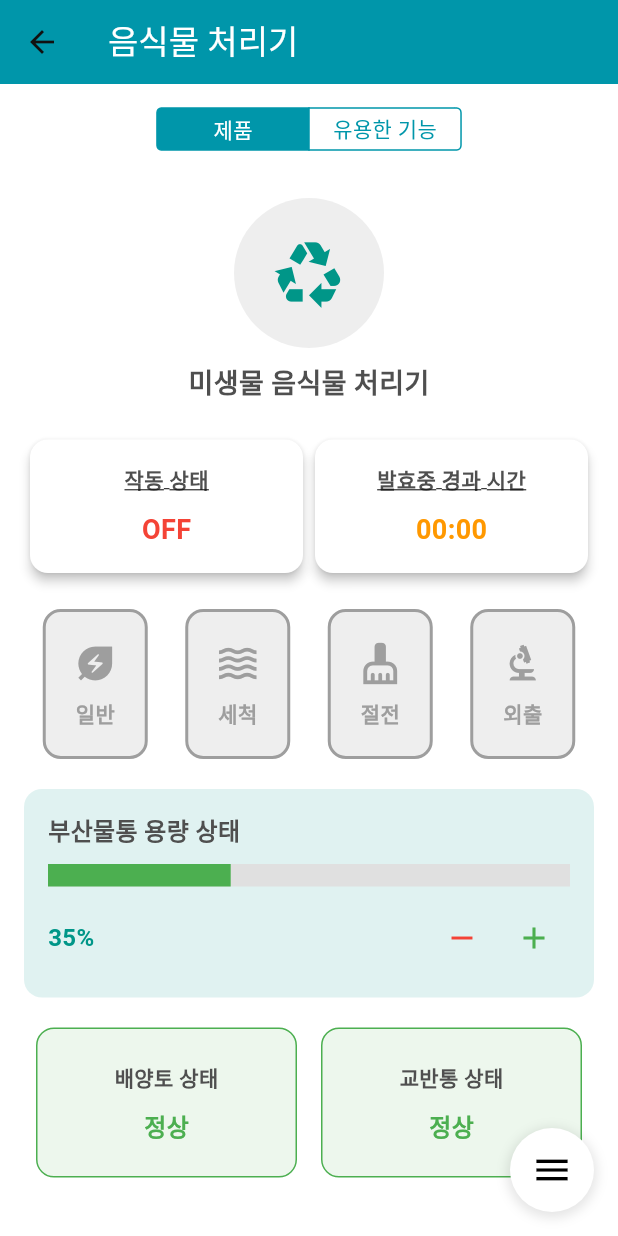
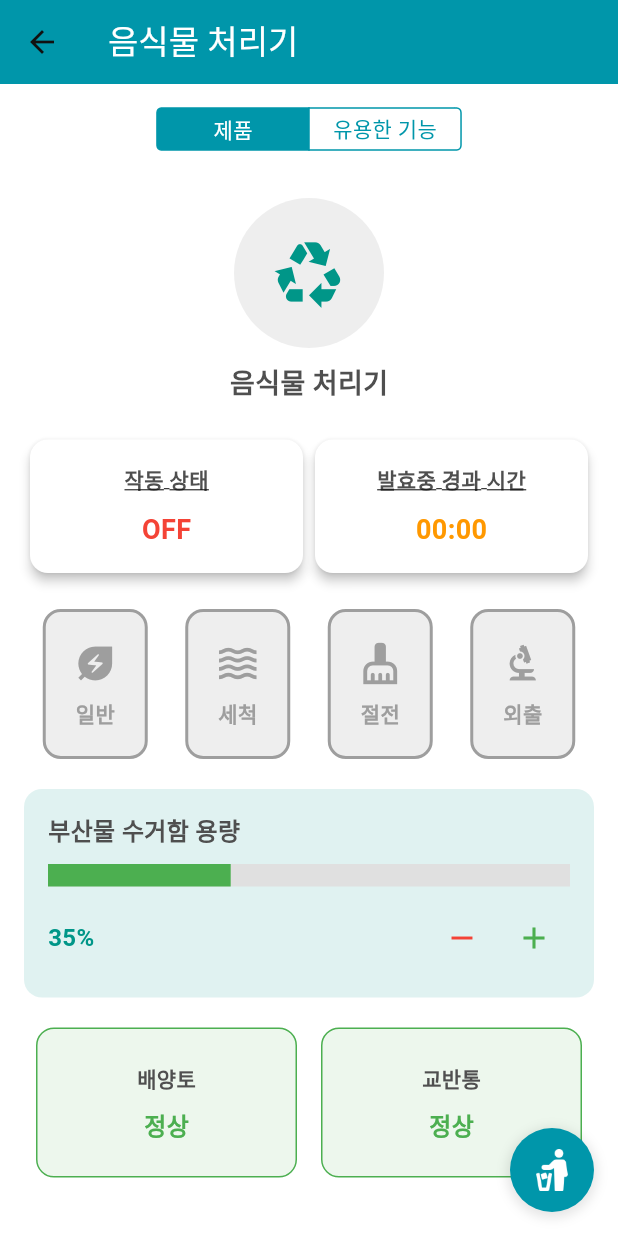
Before and after one commit to 5MinHaAll/5minha_lg-newzen, a Flutter app: the DeviceOn screen opened directly, on a phone screen of 412 x 824 dp. Run offline on Flutter 3.47's test engine with Material 3 defaults, Android fonts, the phone set to English and light mode, and no system bars; our stand-ins replace camera, firebase_auth, firebase_core, google_fonts, image_picker; missing offline and left inert: flutter_vision; accounts and stored records are empty; Roboto replaces fonts that are missing (Lg).

Commit message:
Design: device_on 기능 명칭 수정

```diff
--- a/lib/features/device/demo_fab_manager.dart
+++ b/lib/features/device/demo_fab_manager.dart
@@ -1,5 +1,6 @@
 import 'package:flutter/material.dart';
 import '../../components/custom_alert.dart';
+import '../../theme/app_colors.dart';
 
 class FabItem {
   final String imagePath;
@@ -25,7 +26,7 @@ class DemoFabManager extends ChangeNotifier {
   bool _isDragging = false;
 
   final double _fabSize = 56.0;
-  final double _spacing = 100.0;
+  final double _spacing = 80.0;
 
   void initializeFabPosition(BuildContext context) {
     _screenSize = MediaQuery.of(context).size;
@@ -94,9 +95,10 @@ class DemoFabManager extends ChangeNotifier {
     ScaffoldMessenger.of(context).clearSnackBars();
     ScaffoldMessenger.of(context).showSnackBar(
       SnackBar(
-        content: Text('$type을 투입했습니다.'),
+        content: Text('$type를 투입했습니다.'),
         action: SnackBarAction(
           label: '취소',
+          textColor: AppColors.primary,
           onPressed: () {
             // 투입 취소 로직
             onVolumeIncrease(-amount); // 투입한 양만큼 감소
@@ -128,16 +130,16 @@ class DemoFabManager extends ChangeNotifier {
               setState(() {
                 _isExpanded = false;
                 onVolumeIncrease(50.0);
-                _showSnackBar(context, '일반 음식물', onVolumeIncrease);
+                _showSnackBar(context, '햄버거', onVolumeIncrease);
               });
             },
-            position: Offset(-_spacing * 1.2, 0),
+            position: Offset(-_spacing, 0),
           ),
           FabItem(
             imagePath: 'assets/images/device/fab_gum.png',
             tooltip: '투입 불가',
             onPressed: () => _showWarningDialog(context),
-            position: Offset(-_spacing * 0.85, -_spacing * 0.85),
+            position: Offset(-_spacing * 0.7, -_spacing * 0.7),
           ),
           FabItem(
             imagePath: 'assets/images/device/fab_pasta.png',
@@ -146,10 +148,10 @@ class DemoFabManager extends ChangeNotifier {
               setState(() {
                 _isExpanded = false;
                 onVolumeIncrease(22.0);
-                _showSnackBar(context, '소량 음식물', onVolumeIncrease);
+                _showSnackBar(context, '파스타', onVolumeIncrease);
               });
             },
-            position: Offset(0, -_spacing * 1.2),
+            position: Offset(0, -_spacing),
           ),
         ];
 
@@ -217,13 +219,20 @@ class DemoFabManager extends ChangeNotifier {
                         _isExpanded = !_isExpanded;
                       });
                     },
-                    backgroundColor:
-                        _isExpanded ? theme.colorScheme.error : Colors.white,
-                    child: Icon(
-                      _isExpanded ? Icons.close : Icons.menu,
-                      color: _isExpanded ? Colors.white : Colors.black,
-                      size: 28,
-                    ),
+                    backgroundColor: _isExpanded
+                        ? theme.colorScheme.error
+                        : AppColors.primary,
+                    child: _isExpanded
+                        ? const Icon(
+                            Icons.close,
+                            color: Colors.white,
+                            size: 28,
+                          )
+                        : Image.asset(
+                            'assets/images/device/fab_littering.png',
+                            width: 28,
+                            height: 28,
+                          ),
                   ),
                 ),
               ),
--- a/lib/screens/device/device_on.dart
+++ b/lib/screens/device/device_on.dart
@@ -4,7 +4,6 @@ import 'package:flutter/cupertino.dart';
 import 'package:flutter/material.dart';
 import 'package:newzen/features/byproduct/byproduct_manager.dart';
 import '../../data/generate_data.dart';
-import '../../components/custom_alert.dart';
 import '../../features/device/device_operation.dart';
 import '../../features/device/demo_fab_manager.dart';
 import '../functions/functions.dart';
@@ -30,11 +29,6 @@ class _DeviceOnState extends State<DeviceOn> {
   final DemoFabManager _demoFabManager = DemoFabManager();
 
   ScrollController _scrollController = ScrollController();
-// TODO: 삭제해보기
-  // Offset _fabPosition = const Offset(300, 600); // 초기 FAB 위치
-  // bool _isDragging = false; // 드래그 여부
-
-  // Persistent Bottom Sheet Controllers
   PersistentBottomSheetController? _bottomSheetController;
   PersistentBottomSheetController? _agitatorBottomSheetController;
   PersistentBottomSheetController? _pottingSoilBottomSheetController; // 추가 선언
@@ -61,17 +55,6 @@ class _DeviceOnState extends State<DeviceOn> {
     });
   }
 
-  //     final screenSize = MediaQuery.of(context).size;
-  //     setState(() {
-  //       // FAB를 화면 우측 하단에 배치하며, 여유 공간 16픽셀 추가
-  //       _fabPosition = Offset(
-  //         screenSize.width - 72, // FAB 크기(56) + 여유 공간(16)
-  //         screenSize.height - 100, // FAB 크기(56) + AppBar 높이와 여유 공간
-  //       );
-  //     });
-  //   });
-  // }
-  //
   @override
   void dispose() {
     _timer?.cancel();
@@ -257,7 +240,7 @@ class _DeviceOnState extends State<DeviceOn> {
                 ),
                 const SizedBox(height: 10),
                 const Text(
-                  "미생물 음식물 처리기",
+                  "음식물 처리기",
                   style: TextStyle(fontSize: 18, fontWeight: FontWeight.bold),
                 ),
               ],
@@ -344,7 +327,7 @@ class _DeviceOnState extends State<DeviceOn> {
               children: [
                 // 제목
                 const Text(
-                  "부산물통 용량 상태",
+                  "부산물 수거함 용량",
                   style: TextStyle(fontSize: 16, fontWeight: FontWeight.bold),
                 ),
                 const SizedBox(height: 10),
@@ -412,7 +395,7 @@ class _DeviceOnState extends State<DeviceOn> {
             mainAxisAlignment: MainAxisAlignment.spaceBetween,
             children: [
               _buildInfoBox(
-                "배양토 상태",
+                "배양토",
                 PottingSoilStatus,
                 PottingSoilColor,
                 (BuildContext context) =>
@@ -420,7 +403,7 @@ class _DeviceOnState extends State<DeviceOn> {
                 // () => _showPottingSoilModal(context),
               ),
               _buildInfoBox(
-                "교반통 상태",
+                "교반통",
                 mixingTankStatus,
                 mixingTankColor,
                 (BuildContext context) => _toggleAgitatorBottomSheet(context),
@@ -565,7 +548,7 @@ class _DeviceOnState extends State<DeviceOn> {
     );
   }
 
-  //배양토 상태 모달창
+  //배양토 상태 Bottom Sheet
   void _togglePottingSoilBottomSheet(BuildContext context) {
     if (_pottingSoilBottomSheetController != null) {
       // Bottom Sheet 닫기
@@ -600,7 +583,7 @@ class _DeviceOnState extends State<DeviceOn> {
                     mainAxisAlignment: MainAxisAlignment.spaceBetween,
                     children: [
                       Text(
-                        "배양토 상태",
+                        "배양토",
                         style: TextStyle(
                           fontSize:
                               MediaQuery.of(context).size.width * 0.05, // 제목 크기
@@ -676,7 +659,7 @@ class _DeviceOnState extends State<DeviceOn> {
     }
   }
 
-  //교반통 상태 모달창
+  //교반통 상태 Bottom Sheet
   void _toggleAgitatorBottomSheet(BuildContext context) {
     if (_agitatorBottomSheetController != null) {
       // Bottom Sheet 닫기
@@ -712,7 +695,7 @@ class _DeviceOnState extends State<DeviceOn> {
                     mainAxisAlignment: MainAxisAlignment.spaceBetween,
                     children: [
                       Text(
-                        "교반통 상태",
+                        "교반통",
                         style: TextStyle(
                           fontSize:
                               MediaQuery.of(context).size.width * 0.05, // 제목 크기
@@ -794,11 +777,11 @@ class _DeviceOnState extends State<DeviceOn> {
                           );
                           mixingTankNotifier.value = updatedData; // 데이터 갱신
                         },
-                        child: const Text("감소"),
                         style: ElevatedButton.styleFrom(
                           backgroundColor: Colors.red,
                           foregroundColor: Colors.white,
                         ),
+                        child: const Text("감소"),
                       ),
                       ElevatedButton(
                         onPressed: () {
@@ -811,11 +794,11 @@ class _DeviceOnState extends State<DeviceOn> {
                           );
                           mixingTankNotifier.value = updatedData; // 데이터 갱신
                         },
-                        child: const Text("증가"),
                         style: ElevatedButton.styleFrom(
                           backgroundColor: Colors.green,
                           foregroundColor: Colors.white,
                         ),
+                        child: const Text("증가"),
                       ),
                     ],
                   ),
```
Also changed, not shown: assets/images/device/fab_littering.png (added).
